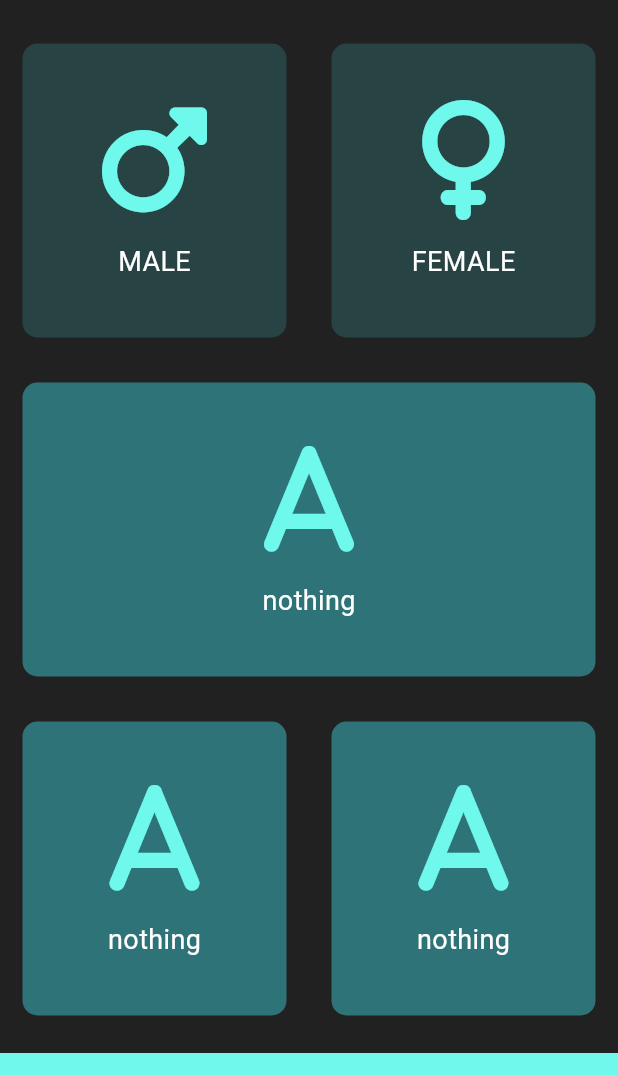
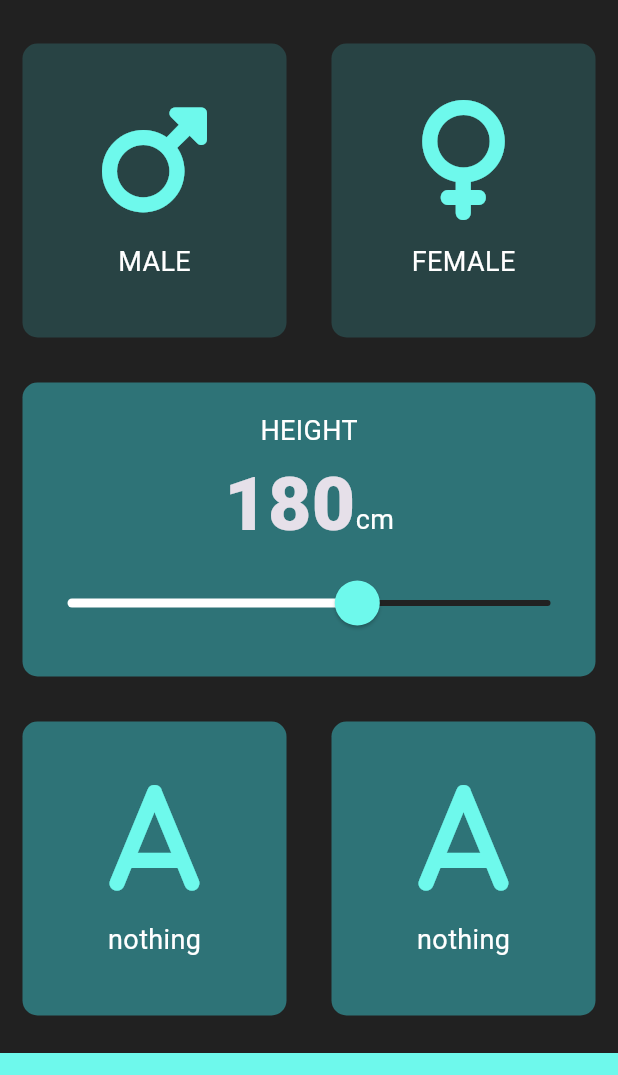
Before and after one commit to p-dong/bmi_calculator, a Flutter app: the screen it shows after launch, on a phone screen of 412 x 824 dp, the part 63-1138 px from its top. Run offline on Flutter 3.47's test engine with Material 3 defaults, Android fonts, the phone set to English and light mode, and no system bars; our stand-ins replace font_awesome_flutter.

Commit message:
created constants.dart file to add all the constant variable in the file and added slider to the app

```diff
--- /dev/null
+++ b/lib/constants.dart
@@ -0,0 +1,16 @@
+import 'package:flutter/material.dart';
+
+const kLabelTextStyle = TextStyle(
+  fontSize: 18.0,
+  color: Colors.white,
+);
+
+const kNumberTextStyle = TextStyle(
+  fontSize: 50.0,
+  fontWeight: FontWeight.w900,
+);
+
+const kBottomContainerHeight = 80.0;
+const kBottomContainerColor = Color(0xFF6EF9EC);
+const Color kInactiveCardColor = Color(0xFF284344);
+const Color kActiveCardColor = Color(0xFF2E7377);
--- a/lib/icon_content.dart
+++ b/lib/icon_content.dart
@@ -1,3 +1,4 @@
+import 'package:bmi_calculator/constants.dart';
 import 'package:flutter/material.dart';
 
 class IconContent extends StatelessWidget {
@@ -20,13 +21,7 @@ class IconContent extends StatelessWidget {
           SizedBox(
             height: 15.0,
           ),
-          Text(
-            label,
-            style: TextStyle(
-              fontSize: 18.0,
-              color: Colors.white,
-            ),
-          )
+          Text(label, style: kLabelTextStyle)
         ],
       ),
     );
--- a/lib/input_page.dart
+++ b/lib/input_page.dart
@@ -4,11 +4,7 @@ import 'package:flutter/material.dart';
 import 'reusable_card.dart';
 import 'icon_content.dart';
 import 'package:font_awesome_flutter/font_awesome_flutter.dart';
-
-const bottomContainerHeight = 80.0;
-const bottomContainerColor = Color(0xFF6EF9EC);
-const Color inactiveCardColor = Color(0xFF284344);
-const Color activeCardColor = Color(0xFF2E7377);
+import 'constants.dart';
 
 enum Gender {
   male,
@@ -22,6 +18,7 @@ class InputPage extends StatefulWidget {
 }
 
 class _InputPageState extends State<InputPage> {
+  int height = 180;
   Gender selectedGender = Gender.none;
   @override
   Widget build(BuildContext context) {
@@ -35,38 +32,34 @@ class _InputPageState extends State<InputPage> {
             child: Row(
               children: [
                 Expanded(
-                  child: GestureDetector(
-                    onTap: () {
+                  child: ReusableCard(
+                    onPress: () {
                       setState(() {
                         selectedGender = Gender.male;
                       });
                     },
-                    child: ReusableCard(
                     colour: selectedGender == Gender.male
-                          ? activeCardColor
-                          : inactiveCardColor,
+                        ? kActiveCardColor
+                        : kInactiveCardColor,
                     cardChild: IconContent(
                       icon: FontAwesomeIcons.mars,
                       label: 'MALE',
                     ),
-                    ),
                   ), // ReusableCard(colour: Colors.red)
                 ),
                 Expanded(
-                  child: GestureDetector(
-                    onTap: () {
+                  child: ReusableCard(
+                    onPress: () {
                       setState(() {
                         selectedGender = Gender.female;
                       });
                     },
-                    child: ReusableCard(
                     colour: selectedGender == Gender.female
-                          ? activeCardColor
-                          : inactiveCardColor,
+                        ? kActiveCardColor
+                        : kInactiveCardColor,
                     cardChild: IconContent(
                       icon: FontAwesomeIcons.venus,
                       label: 'FEMALE',
-                      ),
                     ),
                   ),
                 ),
@@ -75,24 +68,73 @@ class _InputPageState extends State<InputPage> {
           ),
           Expanded(
             child: ReusableCard(
-              colour: activeCardColor,
-              cardChild:
-                  IconContent(icon: FontAwesomeIcons.a, label: 'nothing'),
+                onPress: () {},
+                colour: kActiveCardColor,
+                cardChild: Column(
+                  mainAxisAlignment: MainAxisAlignment.center,
+                  crossAxisAlignment: CrossAxisAlignment.center,
+                  children: [
+                    Text(
+                      'HEIGHT',
+                      style: kLabelTextStyle,
                     ),
+                    Row(
+                      mainAxisAlignment: MainAxisAlignment.center,
+                      crossAxisAlignment: CrossAxisAlignment.baseline,
+                      textBaseline: TextBaseline.alphabetic,
+                      children: [
+                        Text(
+                          height.toString(),
+                          style: kNumberTextStyle,
+                        ),
+                        Text(
+                          'cm',
+                          style: kLabelTextStyle,
+                        ),
+                      ],
+                    ),
+                    SliderTheme(
+                      data: SliderTheme.of(context).copyWith(
+                        thumbColor: Color(0xFF6EF9EC),
+                        overlayColor: Color(0x296EF9EC),
+                        activeTrackColor: Colors.white,
+                        inactiveTrackColor: Color(0xFF212121),
+                        thumbShape: RoundSliderThumbShape(
+                          enabledThumbRadius: 15.0,
+                        ),
+                        overlayShape: RoundSliderOverlayShape(
+                          overlayRadius: 30.0,
+                        ),
+                      ),
+                      child: Slider(
+                        value: height.toDouble(),
+                        min: 120.0,
+                        max: 220.0,
+                        onChanged: (double newValue) {
+                          setState(() {
+                            height = newValue.toInt();
+                          });
+                        },
+                      ),
+                    ),
+                  ],
+                )),
           ),
           Expanded(
             child: Row(
               children: [
                 Expanded(
                   child: ReusableCard(
-                    colour: activeCardColor,
+                    onPress: () {},
+                    colour: kActiveCardColor,
                     cardChild:
                         IconContent(icon: FontAwesomeIcons.a, label: 'nothing'),
                   ),
                 ),
                 Expanded(
                   child: ReusableCard(
-                    colour: activeCardColor,
+                    onPress: () {},
+                    colour: kActiveCardColor,
                     cardChild:
                         IconContent(icon: FontAwesomeIcons.a, label: 'nothing'),
                   ),
@@ -101,10 +143,10 @@ class _InputPageState extends State<InputPage> {
             ),
           ),
           Container(
-            color: bottomContainerColor,
+            color: kBottomContainerColor,
             margin: EdgeInsets.only(top: 10.0),
             width: double.infinity,
-            height: bottomContainerHeight,
+            height: kBottomContainerHeight,
           ),
         ],
       ),
--- a/lib/main.dart
+++ b/lib/main.dart
@@ -2,8 +2,6 @@
 
 import 'package:flutter/material.dart';
 import 'input_page.dart';
-import 'icon_content.dart';
-import 'reusable_card.dart';
 
 void main() => runApp(BMICalculator());
 
--- a/lib/reusable_card.dart
+++ b/lib/reusable_card.dart
@@ -3,12 +3,16 @@ import 'package:flutter/material.dart';
 class ReusableCard extends StatelessWidget {
   final Widget cardChild;
   final Color colour;
+  final VoidCallback onPress;
 
-  ReusableCard({required this.cardChild, required this.colour});
+  ReusableCard(
+      {required this.cardChild, required this.colour, required this.onPress});
 
   @override
   Widget build(BuildContext context) {
-    return Container(
+    return GestureDetector(
+      onTap: onPress,
+      child: Container(
         height: 200.0,
         margin: EdgeInsets.all(15.0),
         decoration: BoxDecoration(
@@ -16,6 +20,7 @@ class ReusableCard extends StatelessWidget {
           color: colour,
         ),
         child: cardChild,
+      ),
     );
   }
 }
```
Lines whose indentation alone changed are shown as unchanged.
